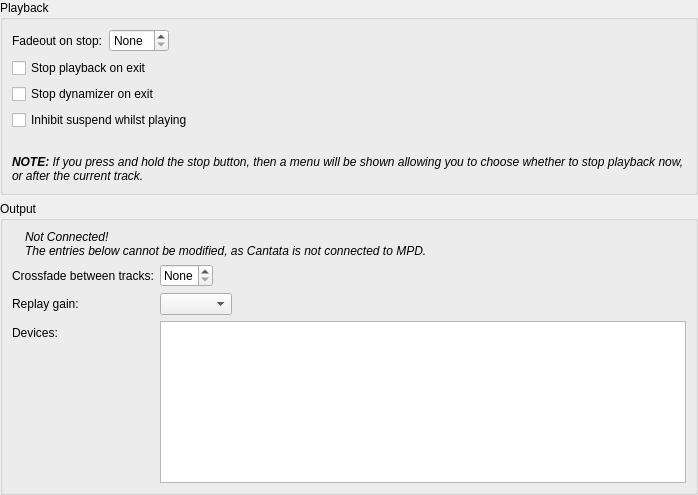
The window that gui/playbacksettings.ui (CDrummond/cantata) describes before a commit, drawn with Qt 5.
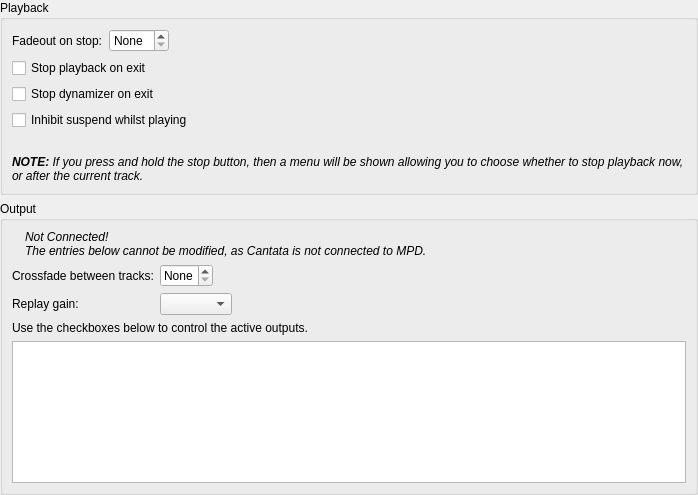
The same window after the commit. Custom widgets are drawn as their Qt base class.

Commit message: More consistent layout

Patch:
```diff
--- a/gui/playbacksettings.ui
+++ b/gui/playbacksettings.ui
@@ -198,14 +198,17 @@
           </item>
          </layout>
         </item>
-        <item row="2" column="0">
+        <item row="2" column="0" colspan="2">
          <widget class="QLabel" name="outputsViewLabel">
           <property name="text">
-           <string>Devices:</string>
+           <string>Use the checkboxes below to control the active outputs.</string>
+          </property>
+          <property name="wordWrap">
+           <bool>true</bool>
           </property>
          </widget>
         </item>
-        <item row="2" column="1">
+        <item row="3" column="0" colspan="2">
          <widget class="QListWidget" name="outputsView"/>
         </item>
        </layout>
```
